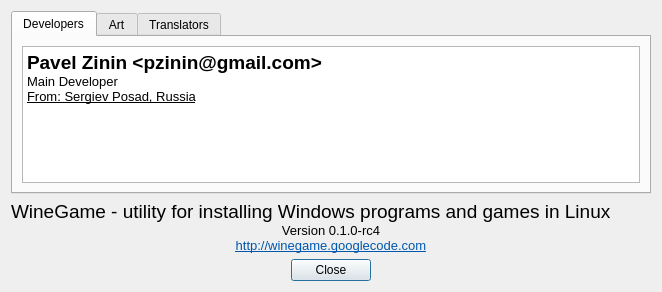
This is src/about.ui in pashazz/winegame as Qt 5 draws it before an edit. The edited form follows.
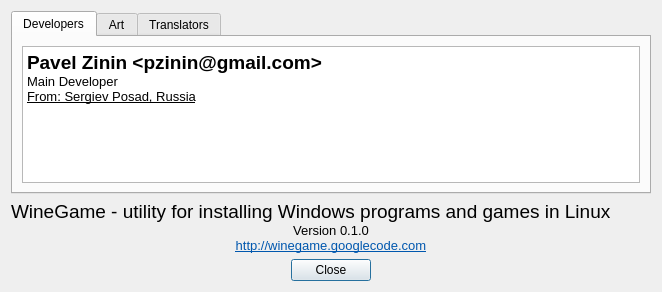
This is the edited form.

Diff of the .ui file:
```diff
--- a/src/about.ui
+++ b/src/about.ui
@@ -105,7 +105,7 @@
 p, li { white-space: pre-wrap; }
 &lt;/style&gt;&lt;/head&gt;&lt;body style=&quot; font-family:'Droid Sans'; font-size:9pt; font-weight:400; font-style:normal;&quot;&gt;
 &lt;p style=&quot; margin-top:0px; margin-bottom:0px; margin-left:0px; margin-right:0px; -qt-block-indent:0; text-indent:0px;&quot;&gt;&lt;span style=&quot; font-size:14pt;&quot;&gt;WineGame - utility for installing Windows programs and games in Linux&lt;/span&gt;&lt;/p&gt;
-&lt;p align=&quot;center&quot; style=&quot; margin-top:0px; margin-bottom:0px; margin-left:0px; margin-right:0px; -qt-block-indent:0; text-indent:0px;&quot;&gt;&lt;span style=&quot; font-size:10pt;&quot;&gt;Version 0.1.0-rc4&lt;/span&gt;&lt;/p&gt;
+&lt;p align=&quot;center&quot; style=&quot; margin-top:0px; margin-bottom:0px; margin-left:0px; margin-right:0px; -qt-block-indent:0; text-indent:0px;&quot;&gt;&lt;span style=&quot; font-size:10pt;&quot;&gt;Version 0.1.0&lt;/span&gt;&lt;/p&gt;
 &lt;p align=&quot;center&quot; style=&quot; margin-top:0px; margin-bottom:0px; margin-left:0px; margin-right:0px; -qt-block-indent:0; text-indent:0px;&quot;&gt;&lt;a href=&quot;http://winegame.googlecode.com&quot;&gt;&lt;span style=&quot; font-size:10pt; text-decoration: underline; color:#0057ae;&quot;&gt;http://winegame.googlecode.com&lt;/span&gt;&lt;/a&gt;&lt;/p&gt;&lt;/body&gt;&lt;/html&gt;</string>
      </property>
     </widget>
```
